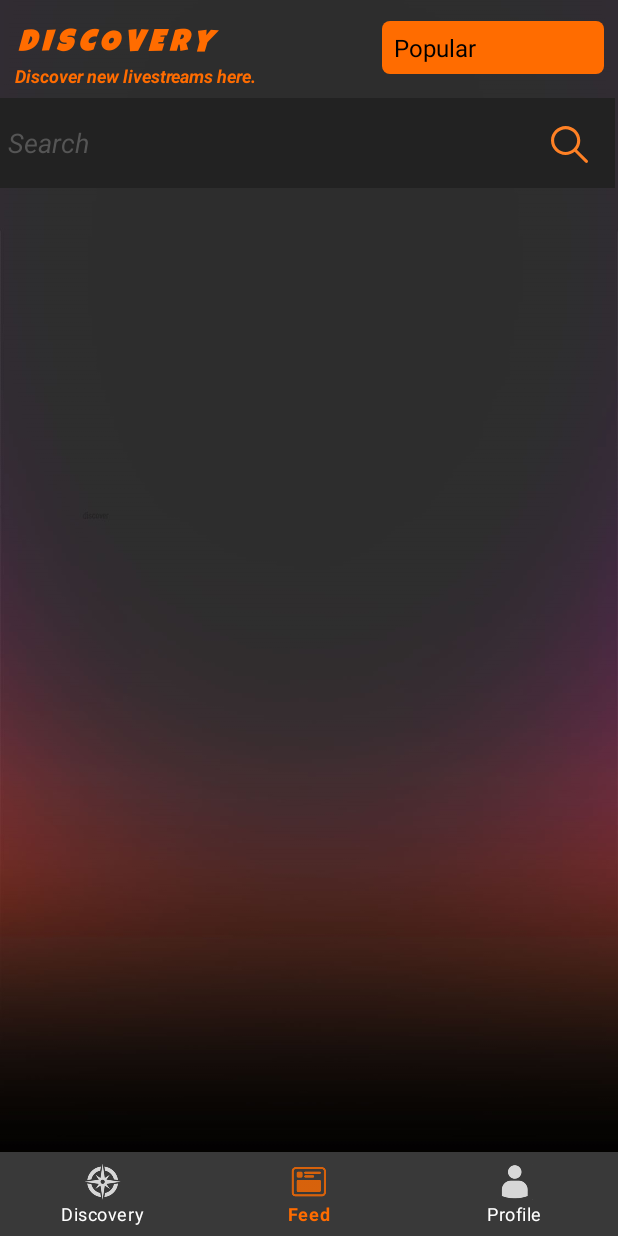
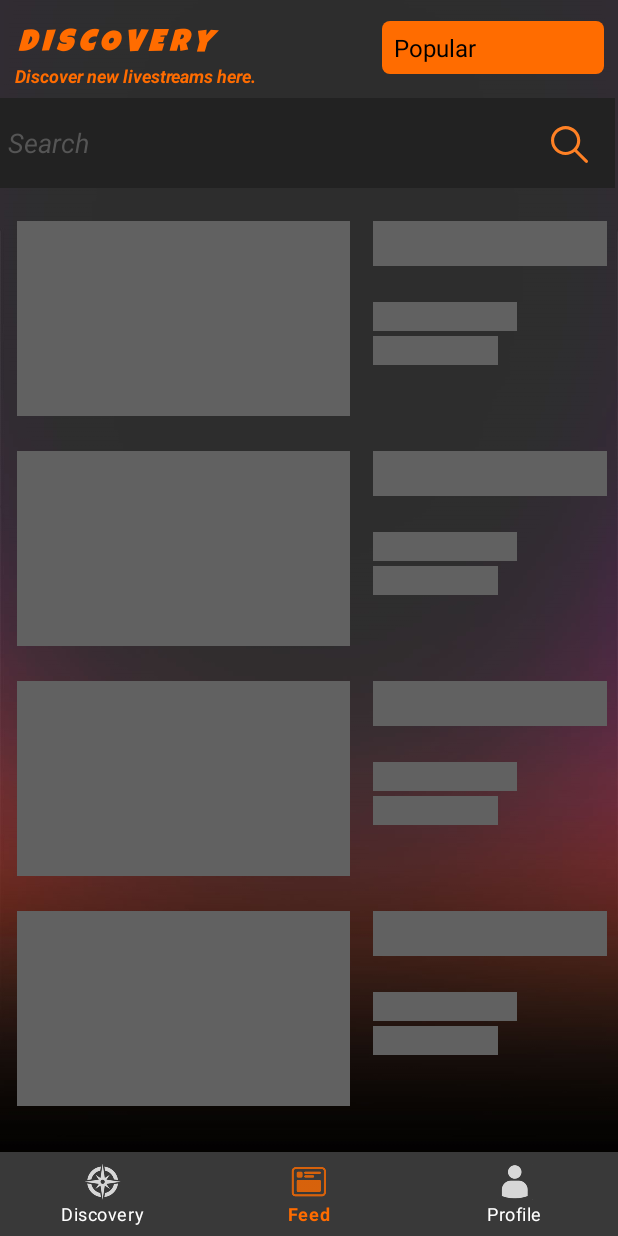
Before and after one commit to CodePath2021-Group4/Live.li, an Android app: the fragment DiscoveryFragment placed in its activity, on a phone screen of 412 x 824 dp. Run offline under Robolectric (Android 15) with nearby library versions, the phone set to English and light mode, and no system bars; our stand-ins replace Shimmer; libraries missing offline, so code that uses them is left out: com.codepath.asynchttpclient, com.parse, org.parceler; pictures from the network do not load; 6 statements that could not run were skipped.

Commit message:
applied loading animation to streams

```diff
--- a/app/build.gradle
+++ b/app/build.gradle
@@ -63,4 +63,6 @@ dependencies {
 
     implementation 'org.parceler:parceler-api:1.1.12'
     annotationProcessor 'org.parceler:parceler:1.1.12'
+
+    implementation 'com.facebook.shimmer:shimmer:0.5.0'
 }
--- a/app/src/main/java/com/example/liveli/ChannelAdapter.java
+++ b/app/src/main/java/com/example/liveli/ChannelAdapter.java
@@ -104,7 +104,7 @@ public class ChannelAdapter extends RecyclerView.Adapter<ChannelAdapter.ViewHold
         public ViewHolder(@NonNull View itemView) {
             super(itemView);
             ivChannel = itemView.findViewById(R.id.ivChannel);
-            container = itemView.findViewById(R.id.container);
+            container = itemView.findViewById(R.id.shimmer_item);
             btnDelete = itemView.findViewById(R.id.btnDelete);
         }
 
--- a/app/src/main/java/com/example/liveli/StreamAdapter.java
+++ b/app/src/main/java/com/example/liveli/StreamAdapter.java
@@ -79,7 +79,7 @@ public class StreamAdapter extends RecyclerView.Adapter<StreamAdapter.ViewHolder
             ivThumbnail = itemView.findViewById(R.id.ivThumbnail);
             tvViews = itemView.findViewById(R.id.tvViews);
             tvPostTime = itemView.findViewById(R.id.tvPostTime);
-            container = itemView.findViewById(R.id.container);
+            container = itemView.findViewById(R.id.shimmer_item);
         }
 
         public void bind(Stream stream) {
--- a/app/src/main/java/com/example/liveli/fragments/DiscoveryFragment.java
+++ b/app/src/main/java/com/example/liveli/fragments/DiscoveryFragment.java
@@ -25,6 +25,7 @@ import com.example.liveli.BuildConfig;
 import com.example.liveli.R;
 import com.example.liveli.StreamAdapter;
 import com.example.liveli.models.Stream;
+import com.facebook.shimmer.ShimmerFrameLayout;
 
 import org.json.JSONArray;
 import org.json.JSONException;
@@ -48,6 +49,8 @@ public class DiscoveryFragment extends Fragment {
             "https://youtube.googleapis.com/youtube/v3/channels?part=snippet&%smaxResults=25&key=" + BuildConfig.YOUTUBE_KEY;
 
     SwipeRefreshLayout swipeContainer;
+    RecyclerView rvStreams;
+    ShimmerFrameLayout shimmerFrameLayout;
     List<Stream> streams;
     List<String> views;
     List<String> channels;
@@ -70,7 +73,12 @@ public class DiscoveryFragment extends Fragment {
     @Override
     public void onViewCreated(@NonNull View view, @Nullable Bundle savedInstanceState) {
         super.onViewCreated(view, savedInstanceState);
-        RecyclerView rvStreams = view.findViewById(R.id.rvStreams);
+
+        shimmerFrameLayout = view.findViewById(R.id.shimmer_view_container);
+        shimmerFrameLayout.startShimmer();
+
+        rvStreams = view.findViewById(R.id.rvStreams);
+
 
         streams = new ArrayList<>();
         category = "&";
@@ -101,6 +109,8 @@ public class DiscoveryFragment extends Fragment {
                 StreamAdapter streamAdapter = new StreamAdapter(getContext(), streams);
                 rvStreams.setAdapter(streamAdapter);
                 rvStreams.setLayoutManager(new LinearLayoutManager(getContext()));
+                shimmerFrameLayout.startShimmer();
+                shimmerFrameLayout.setVisibility(View.VISIBLE);
                 retrieveData(streams, streamAdapter, SEARCH_URL, category, query);
             }
         });
@@ -242,6 +252,10 @@ public class DiscoveryFragment extends Fragment {
                                     streams.get(i).setChannelImage(avatar_url);
                                 }
                                 Log.i(TAG, "HMAP: " + hmap.toString());
+
+                                shimmerFrameLayout.stopShimmer();
+                                shimmerFrameLayout.setVisibility(View.GONE);
+                                rvStreams.setVisibility(View.VISIBLE);
                                 streamAdapter.notifyDataSetChanged();
                             } catch (JSONException e) {
                                 e.printStackTrace();
@@ -254,6 +268,7 @@ public class DiscoveryFragment extends Fragment {
                         }
                     });
                     swipeContainer.setRefreshing(false);
+
                 } catch (JSONException e) {
                     Log.e(TAG, "Hit json exception");
                 }
--- a/app/src/main/java/com/example/liveli/fragments/PersonalFeedFragment.java
+++ b/app/src/main/java/com/example/liveli/fragments/PersonalFeedFragment.java
@@ -22,6 +22,7 @@ import com.example.liveli.R;
 import com.example.liveli.StreamAdapter;
 import com.example.liveli.models.Stream;
 import com.example.liveli.parseobjects.UserProfile;
+import com.facebook.shimmer.ShimmerFrameLayout;
 import com.parse.FindCallback;
 import com.parse.ParseException;
 import com.parse.ParseQuery;
@@ -48,6 +49,9 @@ public class PersonalFeedFragment extends Fragment {
     private static final String SEARCH_URL = "https://youtube.googleapis.com/youtube/v3/search?part=snippet&channelId=%s&eventType=live&maxResults=25&type=video&key=" + BuildConfig.YOUTUBE_KEY;
     public static final String VIDEO_URL = "https://youtube.googleapis.com/youtube/v3/videos?part=snippet&part=liveStreamingDetails&%skey=" + BuildConfig.YOUTUBE_KEY;
     public static final String CHANNEL_URL = "https://youtube.googleapis.com/youtube/v3/channels?part=snippet&%smaxResults=25&key=" + BuildConfig.YOUTUBE_KEY;
+
+    RecyclerView rvPersonalStreams;
+    ShimmerFrameLayout shimmerFrameLayout;
 
     List<Stream> streams;
     List<String> views;
@@ -113,9 +117,12 @@ public class PersonalFeedFragment extends Fragment {
 
         StreamAdapter streamAdapter = new StreamAdapter(getContext(), streams);
 
-        RecyclerView rvPersonalStreams = view.findViewById(R.id.rvPersonalStreams);
+        rvPersonalStreams = view.findViewById(R.id.rvPersonalStreams);
         rvPersonalStreams.setAdapter(streamAdapter);
         rvPersonalStreams.setLayoutManager(new LinearLayoutManager(getContext()));
+
+        shimmerFrameLayout = view.findViewById(R.id.shimmer_view_container2);
+
 
         ParseUser currentUser = ParseUser.getCurrentUser();
         ParseQuery<UserProfile> query = ParseQuery.getQuery(UserProfile.class);
@@ -148,6 +155,9 @@ public class PersonalFeedFragment extends Fragment {
                                                 streams.add(streamList.get(i));
                                                 views.add(streamList.get(i).getVideoId());
                                                 channels.add(streamList.get(i).getChannelId());
+                                            }
+                                            if (streams.size() > 0) {
+                                                shimmerFrameLayout.startShimmer();
                                             }
                                             streamAdapter.notifyDataSetChanged();
 
@@ -212,6 +222,7 @@ public class PersonalFeedFragment extends Fragment {
 
                                             for (int i = 0; i < channels.size(); i++) {
                                                 streams.get(i).setChannelImage(hmap.get(streams.get(i).getChannelId()));
+
                                                 streamAdapter.notifyDataSetChanged();
                                             }
                                         }
@@ -229,6 +240,10 @@ public class PersonalFeedFragment extends Fragment {
 
                                 }
                             });
+
+                            shimmerFrameLayout.stopShimmer();
+                            shimmerFrameLayout.setVisibility(View.GONE);
+                            rvPersonalStreams.setVisibility(View.VISIBLE);
 
                         } catch (JSONException jsonException) {
                             jsonException.printStackTrace();
--- a/app/src/main/res/layout/activity_login.xml
+++ b/app/src/main/res/layout/activity_login.xml
@@ -56,6 +56,7 @@
         android:layout_centerHorizontal="true"
         android:layout_marginTop="50dp"
         android:backgroundTint="#111111"
+        android:fontFamily="@font/luckiest_guy"
         android:text="Login"
         android:textColor="#B24B00" />
 
@@ -67,6 +68,7 @@
         android:layout_centerHorizontal="true"
         android:layout_marginTop="5dp"
         android:backgroundTint="#FF8125"
+        android:fontFamily="@font/luckiest_guy"
         android:text="Sign Up"
         android:textColor="#B24B00" />
 
@@ -77,6 +79,7 @@
         android:layout_alignParentTop="true"
         android:layout_centerHorizontal="true"
         android:layout_marginTop="91dp"
+        android:fontFamily="@font/luckiest_guy"
         android:text="LIVE.LI"
         android:textColor="#FF8125"
         android:textSize="48sp"
@@ -90,6 +93,7 @@
         android:layout_alignParentTop="true"
         android:layout_marginStart="106dp"
         android:layout_marginTop="236dp"
+        android:fontFamily="@font/luckiest_guy"
         android:text="USERNAME"
         android:textColor="#FF8125" />
 
@@ -101,6 +105,7 @@
         android:layout_alignParentTop="true"
         android:layout_marginStart="106dp"
         android:layout_marginTop="315dp"
+        android:fontFamily="@font/luckiest_guy"
         android:text="PASSWORD"
         android:textColor="#FF8125" />
 
--- a/app/src/main/res/layout/fragment_discovery.xml
+++ b/app/src/main/res/layout/fragment_discovery.xml
@@ -13,12 +13,59 @@
         android:scaleType="centerCrop"
         android:src="@drawable/bg_cropped" />
 
+    <com.facebook.shimmer.ShimmerFrameLayout
+        android:id="@+id/shimmer_view_container"
+        android:layout_width="wrap_content"
+        android:layout_height="587dp"
+
+        android:layout_alignParentTop="true"
+        android:layout_alignParentEnd="true"
+        android:layout_alignParentBottom="true"
+        android:layout_marginStart="0dp"
+        android:layout_marginTop="134dp"
+        android:layout_marginEnd="0dp"
+
+        >
+
+        <LinearLayout
+            android:layout_width="match_parent"
+            android:layout_height="wrap_content"
+            android:orientation="vertical">
+
+            <include layout="@layout/shimmer_layout"></include>
+
+            <include layout="@layout/shimmer_layout"></include>
+
+            <include layout="@layout/shimmer_layout"></include>
+
+            <include layout="@layout/shimmer_layout"></include>
+
+            <include layout="@layout/shimmer_layout"></include>
+
+            <include layout="@layout/shimmer_layout"></include>
+
+            <include layout="@layout/shimmer_layout"></include>
+
+            <include layout="@layout/shimmer_layout"></include>
+
+            <include layout="@layout/shimmer_layout"></include>
+
+            <include layout="@layout/shimmer_layout"></include>
+
+            <include layout="@layout/shimmer_layout"></include>
+
+
+        </LinearLayout>
+
+    </com.facebook.shimmer.ShimmerFrameLayout>
+
     <androidx.swiperefreshlayout.widget.SwipeRefreshLayout
         android:id="@+id/swipeContainer"
         android:layout_width="match_parent"
         android:layout_height="match_parent"
         android:layout_below="@+id/etInput"
         android:layout_marginTop="0dp">
+
 
         <androidx.recyclerview.widget.RecyclerView
             android:id="@+id/rvStreams"
@@ -31,9 +78,13 @@
             android:layout_marginStart="0dp"
             android:layout_marginTop="134dp"
             android:layout_marginEnd="0dp"
-            android:layout_marginBottom="10dp">
+            android:layout_marginBottom="10dp"
+
+            android:visibility="gone"
+            >
 
         </androidx.recyclerview.widget.RecyclerView>
+
     </androidx.swiperefreshlayout.widget.SwipeRefreshLayout>
 
     <Spinner
@@ -116,3 +167,5 @@
     <!--SPINNER-->
     <!--    android:layout_alignParentTop="true"-->
     <!--    android:layout_centerHorizontal="true"-->
+
+<!--    android:visibility="gone"-->
--- a/app/src/main/res/layout/item_channel.xml
+++ b/app/src/main/res/layout/item_channel.xml
@@ -2,7 +2,7 @@
 <RelativeLayout xmlns:android="http://schemas.android.com/apk/res/android"
     xmlns:app="http://schemas.android.com/apk/res-auto"
     xmlns:tools="http://schemas.android.com/tools"
-    android:id="@+id/container"
+    android:id="@+id/shimmer_item"
     android:layout_width="wrap_content"
     android:layout_height="wrap_content">
 
--- a/app/src/main/res/layout/item_stream.xml
+++ b/app/src/main/res/layout/item_stream.xml
@@ -2,7 +2,7 @@
 <RelativeLayout xmlns:android="http://schemas.android.com/apk/res/android"
     xmlns:app="http://schemas.android.com/apk/res-auto"
     xmlns:tools="http://schemas.android.com/tools"
-    android:id="@+id/container"
+    android:id="@+id/shimmer_item"
     android:layout_width="match_parent"
     android:layout_height="wrap_content"
     android:layout_marginBottom="10dp">
--- /dev/null
+++ b/app/src/main/res/layout/shimmer_layout.xml
@@ -0,0 +1,57 @@
+<?xml version="1.0" encoding="utf-8"?>
+
+<RelativeLayout xmlns:android="http://schemas.android.com/apk/res/android"
+    xmlns:app="http://schemas.android.com/apk/res-auto"
+    xmlns:tools="http://schemas.android.com/tools"
+    android:id="@+id/shimmer_item"
+    android:layout_width="match_parent"
+    android:layout_height="wrap_content"
+    android:layout_marginBottom="10dp">
+
+
+        <TextView
+            android:id="@+id/grayThumb"
+            android:layout_width="222dp"
+            android:layout_height="130dp"
+            android:layout_alignParentStart="true"
+            android:layout_alignParentTop="true"
+            android:layout_marginStart="11dp"
+            android:layout_marginTop="13dp"
+            android:background="#616161" />
+
+        <TextView
+            android:layout_width="100dp"
+            android:layout_height="wrap_content"
+            android:layout_alignParentEnd="true"
+            android:layout_marginStart="15dp"
+            android:layout_marginTop="90dp"
+            android:layout_marginEnd="80dp"
+            android:layout_toEndOf="@+id/grayThumb"
+            android:background="#616161"
+            android:fontFamily="@font/luckiest_guy" />
+
+        <TextView
+            android:id="@+id/textView11"
+            android:layout_width="100dp"
+            android:layout_height="wrap_content"
+            android:layout_alignParentEnd="true"
+            android:layout_marginStart="15dp"
+            android:layout_marginTop="67dp"
+            android:layout_marginEnd="67dp"
+            android:layout_toEndOf="@+id/grayThumb"
+            android:background="#616161"
+            android:fontFamily="@font/luckiest_guy" />
+
+        <TextView
+            android:layout_width="160dp"
+            android:layout_height="30dp"
+            android:layout_alignParentTop="true"
+            android:layout_alignParentEnd="true"
+            android:layout_marginStart="15dp"
+            android:layout_marginTop="13dp"
+            android:layout_marginEnd="7dp"
+            android:layout_toEndOf="@+id/grayThumb"
+            android:background="#616161"
+            android:fontFamily="@font/luckiest_guy" />
+
+</RelativeLayout>
```
Also changed, not shown: app/src/main/res/layout/fragment_personal_feed.xml (+46 -1 lines).
